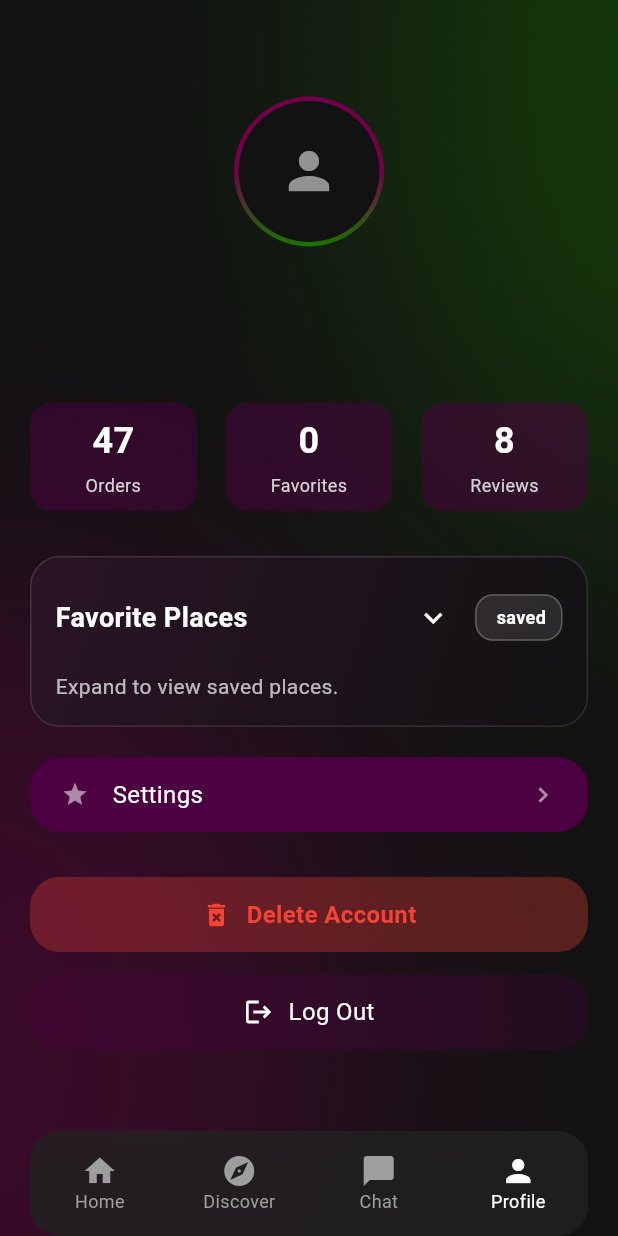
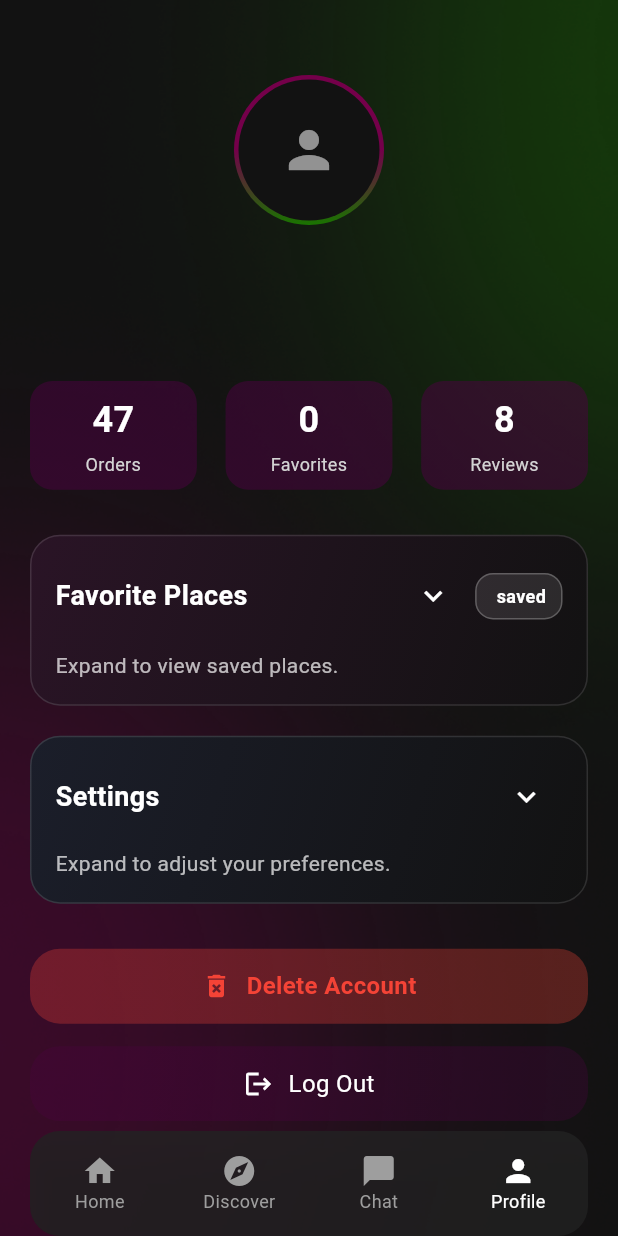
Before and after one commit to bshiff2/dinnr_app, a Flutter app: the Profile screen opened by its route, on a phone screen of 412 x 824 dp. Run offline on Flutter 3.47's test engine with Material 3 defaults, Android fonts, the phone set to English and light mode, and no system bars; our stand-ins replace audioplayers, cloud_firestore, firebase_auth, firebase_core, firebase_storage, flutter_dotenv and 4 more; accounts and stored records are empty; network calls fail; Roboto replaces fonts that are missing (Arvo, SF Compact Rounded).

Commit message:
settings ui tuning

```diff
--- a/lib/profile.dart
+++ b/lib/profile.dart
@@ -53,6 +53,10 @@
   int _favoriteCount = 0;
   bool _favoritesLoading = true;
   bool _favoritesExpanded = false;
+  bool _settingsExpanded = false;
+  bool _notifyPush = true;
+  bool _notifyEmail = false;
+  bool _preferVeganFirst = false;
   Map<String, dynamic>? _userProfile;
 
   void _startAuthListener() {
@@ -480,8 +484,7 @@
                   const SizedBox(height: 30),
                   _buildFavoritesSection(),
                   const SizedBox(height: 20),
-                  // Menu Items
-                  _buildMenuItem('Settings'),
+                  _buildSettingsSection(),
                   const SizedBox(height: 30),
                   // Delete Account Button (Temporary)
                   InkWell(
@@ -904,15 +907,147 @@
       ),
     );
   }
+
+  Widget _buildSettingsSection() {
+    return Container(
+      width: double.infinity,
+      decoration: BoxDecoration(
+        gradient: const LinearGradient(
+          begin: Alignment.topLeft,
+          end: Alignment.bottomRight,
+          colors: [Color(0xFF1B1E2A), Color(0xFF121212)],
+        ),
+        borderRadius: BorderRadius.circular(20),
+        border: Border.all(color: Colors.white12),
+      ),
+      padding: const EdgeInsets.all(16),
+      child: Column(
+        crossAxisAlignment: CrossAxisAlignment.start,
+        children: [
+          Row(
+            children: [
+              const Text(
+                'Settings',
+                style: TextStyle(
+                  color: Colors.white,
+                  fontSize: 18,
+                  fontFamily: 'Arvo',
+                  fontWeight: FontWeight.w700,
+                ),
+              ),
+              const Spacer(),
+              IconButton(
+                onPressed: () => setState(() => _settingsExpanded = !_settingsExpanded),
+                icon: Icon(
+                  _settingsExpanded ? Icons.expand_less : Icons.expand_more,
+                  color: Colors.white,
+                ),
+                tooltip: _settingsExpanded ? 'Collapse' : 'Expand',
+              ),
+            ],
+          ),
+          const SizedBox(height: 10),
+          if (!_settingsExpanded)
+            const Text(
+              'Expand to adjust your preferences.',
+              style: TextStyle(
+                color: Colors.white70,
+                fontSize: 14,
+                fontFamily: 'SF Compact Rounded',
+              ),
+            )
+          else
+            Column(
+              children: [
+                _settingsSwitch(
+                  title: 'Push notifications',
+                  subtitle: 'Get alerts for new recommendations and status updates.',
+                  value: _notifyPush,
+                  onChanged: (val) => setState(() => _notifyPush = val),
+                ),
+                const SizedBox(height: 8),
+                _settingsSwitch(
+                  title: 'Email updates',
+                  subtitle: 'Occasional roundups and tips sent to your inbox.',
+                  value: _notifyEmail,
+                  onChanged: (val) => setState(() => _notifyEmail = val),
+                ),
+                const SizedBox(height: 8),
+                _settingsSwitch(
+                  title: 'Vegan-friendly first',
+                  subtitle: 'Prioritize vegan options when available in Discover.',
+                  value: _preferVeganFirst,
+                  onChanged: (val) => setState(() => _preferVeganFirst = val),
+                ),
+              ],
+            ),
+        ],
+      ),
+    );
+  }
+
+  Widget _settingsSwitch({
+    required String title,
+    required String subtitle,
+    required bool value,
+    required ValueChanged<bool> onChanged,
+  }) {
+    return Container(
+      padding: const EdgeInsets.symmetric(horizontal: 12, vertical: 10),
+      decoration: BoxDecoration(
+        color: const Color(0x331E1E1E),
+        borderRadius: BorderRadius.circular(14),
+        border: Border.all(color: Colors.white12),
+      ),
+      child: Row(
+        children: [
+          Expanded(
+            child: Column(
+              crossAxisAlignment: CrossAxisAlignment.start,
+              children: [
+                Text(
+                  title,
+                  style: const TextStyle(
+                    color: Colors.white,
+                    fontSize: 15,
+                    fontFamily: 'SF Compact Rounded',
+                    fontWeight: FontWeight.w700,
+                  ),
+                ),
+                const SizedBox(height: 4),
+                Text(
+                  subtitle,
+                  style: const TextStyle(
+                    color: Colors.white70,
+                    fontSize: 12,
+                    fontFamily: 'SF Compact Rounded',
+                  ),
+                ),
+              ],
+            ),
+          ),
+          Switch(
+            value: value,
+            onChanged: onChanged,
+            activeColor: Colors.white,
+            activeTrackColor: const Color(0xFF74004A),
+            inactiveThumbColor: Colors.white70,
+            inactiveTrackColor: Colors.white24,
+          ),
+        ],
+      ),
+    );
+  }
+
   Widget _buildStatCard(String value, String label) {
     return Container(
       width: 111.22,
       height: 72.43,
       decoration: ShapeDecoration(
-        gradient: LinearGradient(
+        gradient: const LinearGradient(
           begin: Alignment(0.00, 0.50),
           end: Alignment(1.00, 0.50),
-          colors: [const Color(0x7F4C0041), const Color(0x7F4C0041)],
+          colors: [Color(0x7F4C0041), Color(0x7F4C0041)],
         ),
         shape: RoundedRectangleBorder(
           borderRadius: BorderRadius.circular(15),
@@ -924,7 +1059,7 @@
           Text(
             value,
             textAlign: TextAlign.center,
-            style: TextStyle(
+            style: const TextStyle(
               color: Colors.white,
               fontSize: 24,
               fontFamily: 'SF Compact Rounded',
@@ -935,8 +1070,8 @@
           Text(
             label,
             textAlign: TextAlign.center,
-            style: TextStyle(
-              color: const Color(0xFFD4D4D4),
+            style: const TextStyle(
+              color: Color(0xFFD4D4D4),
               fontSize: 12,
               fontFamily: 'SF Compact Rounded',
               fontWeight: FontWeight.w400,
@@ -946,45 +1081,4 @@
       ),
     );
   }
-
-  Widget _buildMenuItem(String title) {
-    return Container(
-      width: double.infinity,
-      height: 49.99,
-      decoration: ShapeDecoration(
-        gradient: LinearGradient(
-          begin: Alignment(0.00, 0.50),
-          end: Alignment(1.00, 0.50),
-          colors: [const Color(0xFF4C0041), const Color(0xFF4C0041)],
-        ),
-        shape: RoundedRectangleBorder(
-          borderRadius: BorderRadius.circular(20),
-        ),
-      ),
-      child: Padding(
-        padding: const EdgeInsets.symmetric(horizontal: 20),
-        child: Row(
-          children: [
-            Container(
-              width: 20,
-              height: 20,
-              child: Icon(Icons.star, color: Colors.white54, size: 18),
-            ),
-            const SizedBox(width: 15),
-            Text(
-              title,
-              style: TextStyle(
-                color: Colors.white,
-                fontSize: 16,
-                fontFamily: 'SF Compact Rounded',
-                fontWeight: FontWeight.w400,
-              ),
-            ),
-            const Spacer(),
-            Icon(Icons.chevron_right, color: Colors.white54, size: 20),
-          ],
-        ),
-      ),
-    );
-  }
 }
```
